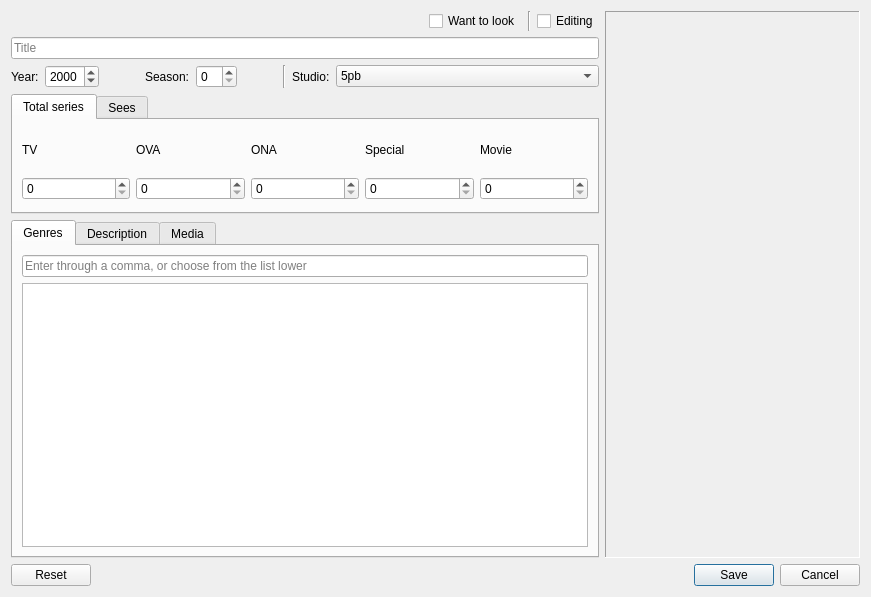
Qt form dialogaddanime.ui (LibertaSoft/DatabaseAnime) before a commit.
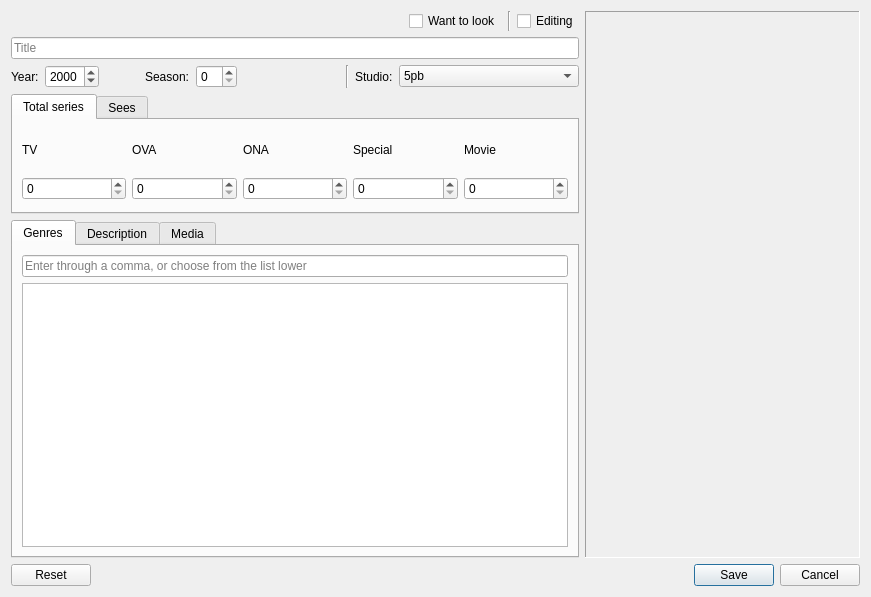
The same form after that commit. Icons and pictures are not drawn. Custom widgets are drawn as their Qt base class.

The edit to the form file:
```diff
--- a/dialogaddanime.ui
+++ b/dialogaddanime.ui
@@ -166,6 +166,12 @@
          </item>
          <item>
           <widget class="QComboBox" name="ComboBox_Studio">
+           <property name="maximumSize">
+            <size>
+             <width>180</width>
+             <height>16777215</height>
+            </size>
+           </property>
            <property name="inputMethodHints">
             <set>Qt::ImhSensitiveData</set>
            </property>
```
Left out of the diff: 320 changed lines with no effect on the pictures.
